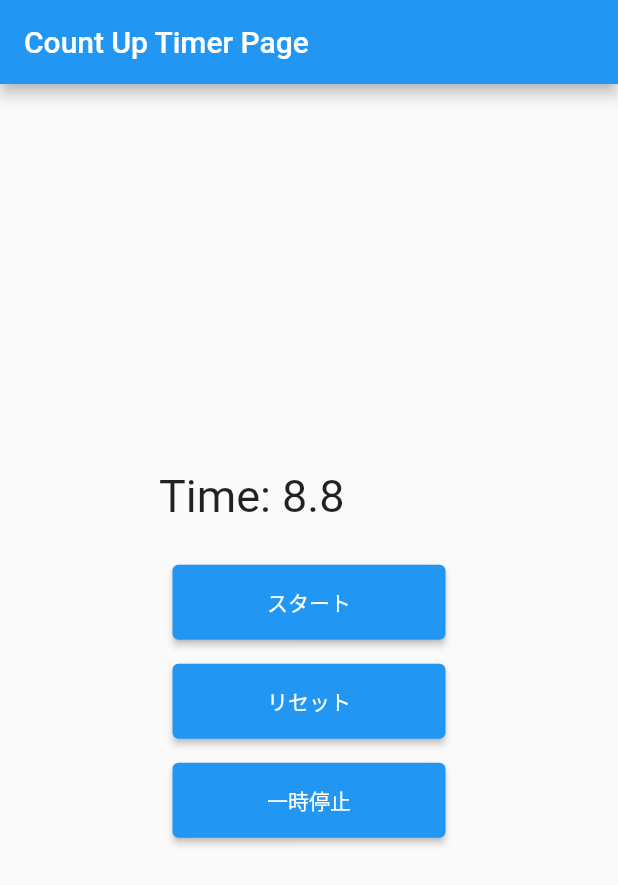
After one commit to otanitakeru/timer_flutter, a Flutter app: the CountDownPage screen opened by its route, after a tap on "スタート", on a phone screen of 412 x 824 dp. The commit adds this screen. Shown: the top 885 px of the screen. Run offline on Flutter 3.47's test engine with Material 3 defaults, Android fonts, the phone set to English and light mode, and no system bars; our stand-ins replace flutter_riverpod, freezed_annotation, go_router, riverpod_annotation; missing offline and left inert: dart:ffi; generated files the repository leaves out were written again.

Commit message:
カウントダウンタイマーを追加

```diff
--- a/lib/main.dart
+++ b/lib/main.dart
@@ -2,6 +2,7 @@ import 'package:flutter/material.dart';
 
 import 'package:flutter_riverpod/flutter_riverpod.dart';
 import 'package:go_router/go_router.dart';
+import 'package:timer_flutter/page/count_down/count_down.dart';
 import 'package:timer_flutter/page/count_up/count_up_page.dart';
 import 'package:timer_flutter/page/home/home_page.dart';
 
@@ -26,6 +27,11 @@ final GoRouter _router = GoRouter(
         builder: (BuildContext context, GoRouterState state) {
           return const CountUpPage();
         }),
+    GoRoute(
+        path: '/count_down',
+        builder: (BuildContext context, GoRouterState state) {
+          return const CountDownPage();
+        }),
   ],
 );
 
--- /dev/null
+++ b/lib/model/count_down_timer_provider.dart
@@ -0,0 +1,71 @@
+import 'dart:async';
+import 'dart:ffi';
+import 'dart:ui';
+
+import 'package:riverpod_annotation/riverpod_annotation.dart';
+import 'package:timer_flutter/model/time.dart';
+
+part 'count_down_timer_provider.g.dart';
+
+@riverpod
+class CountDownTimerNotifier extends _$CountDownTimerNotifier {
+  Timer? _timer;
+  bool _isRunning = false;
+  int _duration = 0;
+
+  @override
+  Time build() {
+    ref.onDispose(
+      () {
+        _timer?.cancel();
+      },
+    );
+    return const Time(msec: 0, isRunning: false);
+  }
+
+  void startTimer({required VoidCallback onTimerEnd, required int duration}) {
+    if (_isRunning) {
+      return;
+    }
+
+    _duration = duration;
+    resetTimer();
+    _setIsRunning(true);
+
+    _timer = Timer.periodic(const Duration(milliseconds: 100), (timer) {
+      if (!_isRunning) {
+        return;
+      }
+      state = state.copyWith(msec: state.msec - 100);
+      if (state.msec <= 0) {
+        _setIsRunning(false);
+        onTimerEnd();
+      }
+    });
+  }
+
+  void resetTimer() {
+    _setIsRunning(false);
+    _timer?.cancel();
+    state = state.copyWith(msec: _duration);
+  }
+
+  void pauseTimer() {
+    if (!_isRunning) {
+      return;
+    }
+    _setIsRunning(false);
+  }
+
+  void resumeTimer() {
+    if (_isRunning) {
+      return;
+    }
+    _setIsRunning(true);
+  }
+
+  void _setIsRunning(bool isRunning) {
+    _isRunning = isRunning;
+    state = state.copyWith(isRunning: isRunning);
+  }
+}
--- /dev/null
+++ b/lib/page/count_down/count_down.dart
@@ -0,0 +1,73 @@
+import 'package:flutter/material.dart';
+import 'package:flutter_riverpod/flutter_riverpod.dart';
+import 'package:timer_flutter/model/count_down_timer_provider.dart';
+import 'package:timer_flutter/page/widget/template_widget.dart';
+
+class CountDownPage extends ConsumerStatefulWidget {
+  const CountDownPage({super.key});
+
+  @override
+  ConsumerState<CountDownPage> createState() => _CountDownPage();
+}
+
+class _CountDownPage extends ConsumerState<CountDownPage> {
+  @override
+  Widget build(BuildContext context) {
+    final countDownTimerProvider =
+        ref.read(countDownTimerNotifierProvider.notifier);
+    final countDownTimerValue = ref.watch(countDownTimerNotifierProvider);
+
+    return Scaffold(
+      appBar: AppBar(
+        title: const Text('Count Up Timer Page'),
+      ),
+      body: Center(
+        child: Column(
+          mainAxisAlignment: MainAxisAlignment.center,
+          children: <Widget>[
+            _getTimeTextWidget(countDownTimerValue.msec),
+            const SizedBox(height: 20),
+            TemplateWidgets.button(
+                text: 'スタート',
+                onPressed: () {
+                  countDownTimerProvider.startTimer(
+                    onTimerEnd: () {
+                      ScaffoldMessenger.of(context).showSnackBar(
+                        const SnackBar(
+                          content: Text('Timer End'),
+                        ),
+                      );
+                    },
+                    duration: 10000,
+                  );
+                }),
+            TemplateWidgets.button(
+              text: 'リセット',
+              onPressed: countDownTimerProvider.resetTimer,
+            ),
+            countDownTimerValue.isRunning
+                ? TemplateWidgets.button(
+                    text: '一時停止',
+                    onPressed: countDownTimerProvider.pauseTimer,
+                  )
+                : TemplateWidgets.button(
+                    text: '再開',
+                    onPressed: countDownTimerProvider.resumeTimer,
+                  ),
+          ],
+        ),
+      ),
+    );
+  }
+
+  Widget _getTimeTextWidget(int msec) {
+    return Container(
+      alignment: Alignment.centerLeft,
+      width: 200,
+      child: Text(
+        'Time: ${msec ~/ 1000}.${(msec % 1000) ~/ 100}',
+        style: const TextStyle(fontSize: 30),
+      ),
+    );
+  }
+}
--- a/lib/page/home/home_page.dart
+++ b/lib/page/home/home_page.dart
@@ -27,6 +27,12 @@ class _HomePage extends ConsumerState<HomePage> {
                 GoRouter.of(context).push('/count_up');
               },
             ),
+            TemplateWidgets.button(
+              text: 'Count Down Timer',
+              onPressed: () {
+                GoRouter.of(context).push('/count_down');
+              },
+            ),
           ],
         ),
       ),
```
Also changed, not shown: lib/model/count_down_timer_provider.g.dart (added).
